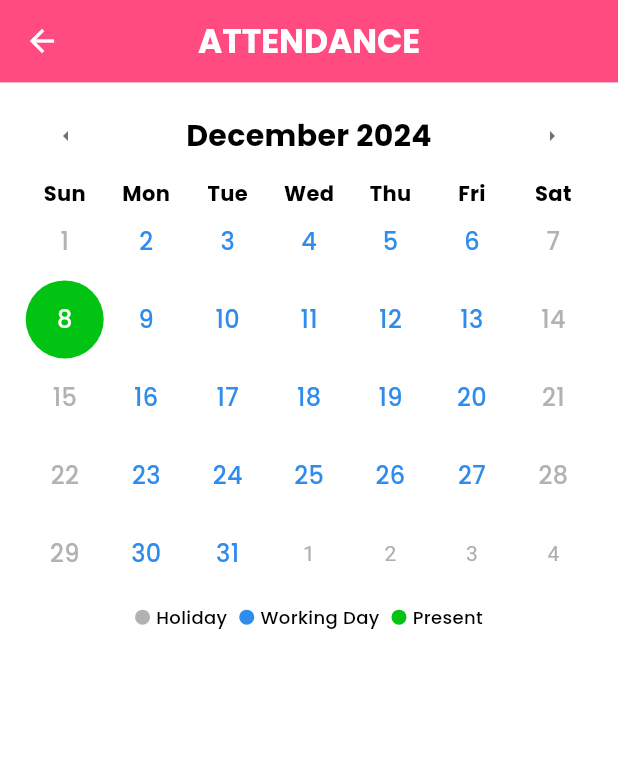
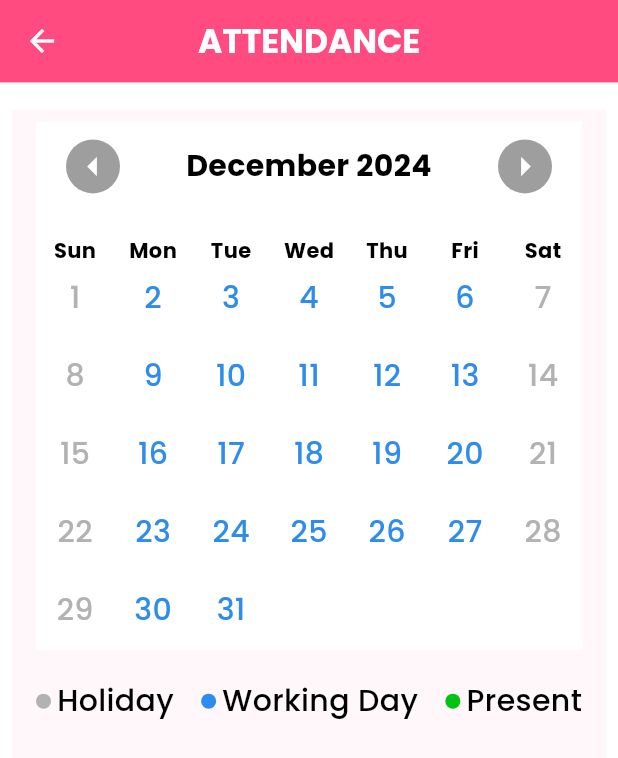
Before and after one commit to manoharacharyaa/pratishtha, a Flutter app: the AttendanceCalendar screen opened directly with empty values, on a phone screen of 412 x 824 dp. Shown: the top 758 px of the screen. Run offline on Flutter 3.47's test engine with Material 3 defaults, Android fonts, the phone set to English and light mode, and no system bars; drawn by our look-alikes of table_calendar; our stand-ins replace animated_text_kit, auto_size_text, bubble_tab_indicator, cached_network_image, carousel_slider, cloud_firestore and 18 more; missing offline and left inert: data_connection_checker_nulls, flutter_inappwebview, flutter_page_transition_plus, flutter_slimy_card, fluttermoji; accounts and stored records are empty; statements that could not run were skipped.

Commit message:
Sairaj 1.10 Attendance patch 3

```diff
--- a/lib/screens/admin/attendanceSystem/eachVolunteerAttendace.dart
+++ b/lib/screens/admin/attendanceSystem/eachVolunteerAttendace.dart
@@ -83,8 +83,13 @@ class _AttendanceCalendarState extends State<AttendanceCalendar> {
         toolbarHeight: MediaQuery.of(context).size.height / 15,
         iconTheme: const IconThemeData(color: whiteColor),
       ),
-      body: Container(
+      body: Padding(
+        padding: EdgeInsets.only(top: 18, left: 8, right: 8),
+        child: Container(
           padding: const EdgeInsets.symmetric(horizontal: 16.0, vertical: 8.0),
+          decoration: BoxDecoration(
+            color: Color(0xFFFFF7FA),
+          ),
           child: Column(
             children: [
               Material(
@@ -93,31 +98,43 @@ class _AttendanceCalendarState extends State<AttendanceCalendar> {
                   lastDay: lastDay,
                   focusedDay: focusedDay,
                   calendarStyle: const CalendarStyle(
-                  todayDecoration: BoxDecoration(
-                    color: Color(0xFF00C411),
-                    shape: BoxShape.circle,
+                    isTodayHighlighted: false,
+                    outsideDaysVisible: false,
                   ),
-                ),
-                headerStyle: const HeaderStyle(
+                  headerStyle: HeaderStyle(
                     titleCentered: true,
                     formatButtonVisible: false,
-                  titleTextStyle: TextStyle(
-                    fontFamily: 'Poppins',
+                    titleTextStyle: GoogleFonts.poppins(
                       fontSize: 20,
                       fontWeight: FontWeight.bold,
                     ),
-                  leftChevronIcon: Icon(Icons.arrow_left, size: 16),
-                  rightChevronIcon: Icon(Icons.arrow_right, size: 16),
+                    leftChevronIcon: CircleAvatar(
+                      child: Icon(
+                        Icons.arrow_left,
+                        size: 30,
+                        color: Colors.white,
                       ),
-                daysOfWeekStyle: const DaysOfWeekStyle(
-                  weekdayStyle: TextStyle(
-                    fontFamily: 'Poppins',
+                      backgroundColor: Colors.grey,
+                      radius: 18,
+                    ),
+                    rightChevronIcon: CircleAvatar(
+                      child: Icon(
+                        Icons.arrow_right,
+                        size: 30,
+                        color: Colors.white,
+                      ),
+                      backgroundColor: Colors.grey,
+                      radius: 18,
+                    ),
+                    headerPadding: EdgeInsets.only(bottom: 16),
+                  ),
+                  daysOfWeekStyle: DaysOfWeekStyle(
+                    weekdayStyle: GoogleFonts.poppins(
                       fontSize: 14,
                       fontWeight: FontWeight.bold,
                       color: Colors.black,
                     ),
-                  weekendStyle: TextStyle(
-                    fontFamily: 'Poppins',
+                    weekendStyle: GoogleFonts.poppins(
                       fontSize: 14,
                       fontWeight: FontWeight.bold,
                       color: Colors.black,
@@ -149,32 +166,10 @@ class _AttendanceCalendarState extends State<AttendanceCalendar> {
                       return Center(
                         child: Text(
                           '${day.day}',
-                        style: TextStyle(
-                          fontFamily: 'Poppins',
-                          fontSize: 16,
+                          style: GoogleFonts.poppins(
+                            fontSize: 20,
                             fontWeight: FontWeight.w500,
                             color: textColor,
-                        ),
-                      ),
-                    );
-                  },
-                  todayBuilder: (context, day, focusedDay) {
-                    return Center(
-                      child: Container(
-                        decoration: const BoxDecoration(
-                          color: Color(0xFF00C411),
-                          shape: BoxShape.circle,
-                        ),
-                        child: Center(
-                          child: Text(
-                            '${day.day}',
-                            style: const TextStyle(
-                              fontFamily: 'Poppins',
-                              fontSize: 16,
-                              fontWeight: FontWeight.w500,
-                              color: Colors.white,
-                            ),
-                          ),
                           ),
                         ),
                       );
@@ -182,24 +177,28 @@ class _AttendanceCalendarState extends State<AttendanceCalendar> {
                   ),
                 ),
               ),
-            const SizedBox(height: 8.0),
+              const SizedBox(height: 20.0),
               _buildLegend(),
             ],
+          ),
         ),
       ),
     );
   }
 
   Widget _buildLegend() {
-    return Row(
+    return Container(
+      width: double.infinity,
+      child: Row(
         mainAxisAlignment: MainAxisAlignment.center,
         children: [
           _buildLegendItem(const Color(0xFFB2B2B2), 'Holiday'),
-        const SizedBox(width: 8.0),
+          Spacer(),
           _buildLegendItem(const Color(0xFF2E8CED), 'Working Day'),
-        const SizedBox(width: 8.0),
+          Spacer(),
           _buildLegendItem(const Color(0xFF00C411), 'Present'),
         ],
+      ),
     );
   }
 
@@ -217,9 +216,8 @@ class _AttendanceCalendarState extends State<AttendanceCalendar> {
         const SizedBox(width: 4.0),
         Text(
           text,
-          style: const TextStyle(
-            fontFamily: 'Poppins',
-            fontSize: 12,
+          style: GoogleFonts.poppins(
+            fontSize: 20,
             fontWeight: FontWeight.w500,
           ),
         ),
```
Lines whose indentation alone changed are shown as unchanged.
